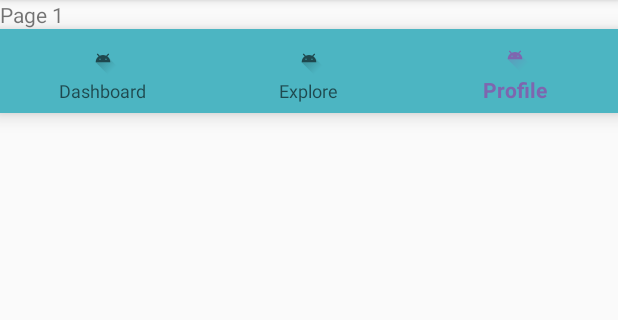
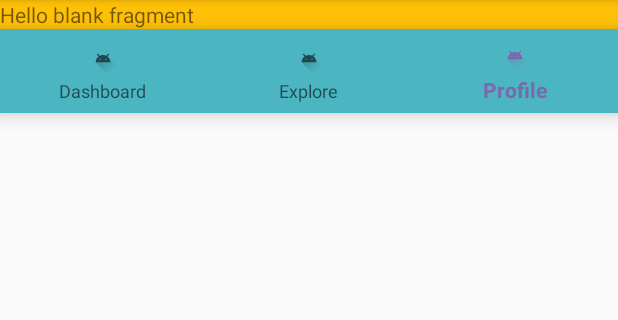
Before and after one commit to moon1ightx/jobify, an Android app: the screen it shows after launch (MainActivity), item 3 of the bottom bar chosen, on a phone screen of 412 x 824 dp, the part 84-404 px from its top. Run offline under Robolectric (Android 15) with nearby library versions, the light colour scheme and no system bars.

Commit message:
bottom nav

```diff
--- a/JobifyMobile/app/build.gradle
+++ b/JobifyMobile/app/build.gradle
@@ -27,10 +27,11 @@ android {
 
 dependencies {
     implementation fileTree(dir: 'libs', include: ['*.jar'])
-    implementation"org.jetbrains.kotlin:kotlin-stdlib-jdk7:$kotlin_version"
+    implementation "org.jetbrains.kotlin:kotlin-stdlib-jdk7:$kotlin_version"
     implementation 'androidx.appcompat:appcompat:1.0.2'
     implementation 'androidx.core:core-ktx:1.0.2'
     implementation 'androidx.constraintlayout:constraintlayout:1.1.3'
+    implementation 'androidx.legacy:legacy-support-v4:1.0.0'
     testImplementation 'junit:junit:4.12'
     androidTestImplementation 'androidx.test.ext:junit:1.1.0'
     androidTestImplementation 'androidx.test.espresso:espresso-core:3.1.1'
@@ -71,4 +72,4 @@ dependencies {
 
     implementation "com.intuit.sdp:sdp-android:$sdpVersion"
 
-    }
+}
--- /dev/null
+++ b/JobifyMobile/app/src/main/java/kz/iitu/jobifymobile/views/Explore.kt
@@ -0,0 +1,26 @@
+package kz.iitu.jobifymobile.views
+
+
+import android.os.Bundle
+import androidx.fragment.app.Fragment
+import android.view.LayoutInflater
+import android.view.View
+import android.view.ViewGroup
+
+import kz.iitu.jobifymobile.R
+
+/**
+ * A simple [Fragment] subclass.
+ */
+class Explore : Fragment() {
+
+    override fun onCreateView(
+        inflater: LayoutInflater, container: ViewGroup?,
+        savedInstanceState: Bundle?
+    ): View? {
+        // Inflate the layout for this fragment
+        return inflater.inflate(R.layout.fragment_explore, container, false)
+    }
+
+
+}
--- a/JobifyMobile/app/src/main/java/kz/iitu/jobifymobile/views/MainActivity.kt
+++ b/JobifyMobile/app/src/main/java/kz/iitu/jobifymobile/views/MainActivity.kt
@@ -1,98 +1,45 @@
 package kz.iitu.jobifymobile.views
-
 import androidx.appcompat.app.AppCompatActivity
 import android.os.Bundle
-import android.util.Log
-import androidx.lifecycle.Observer
-import androidx.lifecycle.ViewModelProviders
+import android.view.MenuItem
 import com.google.android.material.bottomnavigation.BottomNavigationView
 import kotlinx.android.synthetic.main.activity_main.*
 import kz.iitu.jobifymobile.R
-import kz.iitu.jobifymobile.data.models.Vacancy
-import kz.iitu.jobifymobile.data.networking.ApiFactory
-import kz.iitu.jobifymobile.data.repository.VacancyRepository
-import kz.iitu.jobifymobile.viewmodels.MainFactory
-import kz.iitu.jobifymobile.viewmodels.MainViewModel
 
-class MainActivity : AppCompatActivity() {
-    private val mainViewModel by lazy{
-        ViewModelProviders.of(this, MainFactory(
-            VacancyRepository(
-                ApiFactory.getApi()
-            )
-        ))[MainViewModel::class.java]
-    }
+
+class MainActivity : AppCompatActivity(), BottomNavigationView.OnNavigationItemSelectedListener {
 
     override fun onCreate(savedInstanceState: Bundle?) {
         super.onCreate(savedInstanceState)
         setContentView(R.layout.activity_main)
         initUI()
-        initObservers()
-    }
-
-    private fun initObservers(){
-        mainViewModel.vacancyLiveData.observe(this, Observer {
-            Log.d("vacancies", it.toString() )
-        })
-
-        mainViewModel.internshipLiveData.observe(this, Observer {
-            Log.d("internships", it.toString() )
-        })
-
-        mainViewModel.companyLiveData.observe(this, Observer {
-            Log.d("companies", it.toString() )
-        })
-
-        mainViewModel.stackLiveData.observe(this, Observer {
-            Log.d("stacks", it.toString() )
-        })
-
-        mainViewModel.hackathonLiveData.observe(this, Observer {
-            Log.d("hackathons", it.toString() )
-        })
-
-        mainViewModel.storyLiveData.observe(this, Observer {
-            Log.d("stories", it.toString() )
-        })
     }
 
     private fun initUI(){
-        mainViewModel.loadVacancies()
-        mainViewModel.loadCompanies()
-        mainViewModel.loadHackathons()
-        mainViewModel.loadStories()
-        mainViewModel.loadInterships()
-        mainViewModel.loadStacks()
-        bottom_navigation.selectedItemId = R.id.page_1
-
-        if(bottom_navigation.selectedItemId == R.id.page_2) {
-            txt.text = "Page 2"
-        }
-        if(bottom_navigation.selectedItemId == R.id.page_1) {
-            txt.text = "Page 1"
+        bottom_navigation.setOnNavigationItemSelectedListener(this)
+        bottom_navigation.selectedItemId = R.id.explore
     }
 
-        BottomNavigationView.OnNavigationItemSelectedListener { item ->
-            when(item.itemId) {
-                R.id.page_1 -> {
+    val dashboard= Dashboard()
+    val explore = Explore()
+    val profile = Profile()
 
+    override fun onNavigationItemSelected(item: MenuItem): Boolean {
+        return when (item.itemId) {
+            R.id.dashboard -> {
+                supportFragmentManager.beginTransaction().replace(R.id.txt, dashboard).commit()
                 true
             }
-                R.id.page_2 -> {
-
+            R.id.explore -> {
+                supportFragmentManager.beginTransaction().replace(R.id.txt, explore).commit()
                 true
             }
-                R.id.page_3 -> {
-
+            R.id.profile -> {
+                supportFragmentManager.beginTransaction().replace(R.id.txt, profile).commit()
                 true
             }
             else -> false
         }
     }
-    }
-
-    private fun setupVacancies(vacancies: List<Vacancy>){
-        Log.d("vacancies",vacancies.toString() )
-    }
 
 }
--- /dev/null
+++ b/JobifyMobile/app/src/main/java/kz/iitu/jobifymobile/views/Profile.kt
@@ -0,0 +1,26 @@
+package kz.iitu.jobifymobile.views
+
+
+import android.os.Bundle
+import androidx.fragment.app.Fragment
+import android.view.LayoutInflater
+import android.view.View
+import android.view.ViewGroup
+
+import kz.iitu.jobifymobile.R
+
+/**
+ * A simple [Fragment] subclass.
+ */
+class Profile : Fragment() {
+
+    override fun onCreateView(
+        inflater: LayoutInflater, container: ViewGroup?,
+        savedInstanceState: Bundle?
+    ): View? {
+        // Inflate the layout for this fragment
+        return inflater.inflate(R.layout.fragment_profile, container, false)
+    }
+
+
+}
--- a/JobifyMobile/app/src/main/res/layout/activity_main.xml
+++ b/JobifyMobile/app/src/main/res/layout/activity_main.xml
@@ -7,11 +7,11 @@
     android:orientation="vertical"
     tools:context=".views.MainActivity">
 
-   <TextView
+   <FrameLayout
        android:id="@+id/txt"
        android:layout_height="wrap_content"
-       android:layout_width="wrap_content"
-       android:text="Hello"
+       android:layout_width="match_parent"
+
        />
 
    <com.google.android.material.bottomnavigation.BottomNavigationView
--- /dev/null
+++ b/JobifyMobile/app/src/main/res/layout/fragment_profile.xml
@@ -0,0 +1,15 @@
+<?xml version="1.0" encoding="utf-8"?>
+<FrameLayout xmlns:android="http://schemas.android.com/apk/res/android"
+    xmlns:tools="http://schemas.android.com/tools"
+    android:layout_width="match_parent"
+    android:layout_height="match_parent"
+    tools:context=".views.Profile">
+
+    <!-- TODO: Update blank fragment layout -->
+    <TextView
+        android:layout_width="match_parent"
+        android:layout_height="match_parent"
+        android:background="@color/yellow"
+        android:text="@string/hello_blank_fragment" />
+
+</FrameLayout>
--- a/JobifyMobile/app/src/main/res/menu/bottom_navigation_menu.xml
+++ b/JobifyMobile/app/src/main/res/menu/bottom_navigation_menu.xml
@@ -1,16 +1,16 @@
 <menu xmlns:android="http://schemas.android.com/apk/res/android">
     <item
-        android:id="@+id/page_1"
+        android:id="@+id/dashboard"
         android:enabled="true"
         android:icon="@drawable/ic_launcher_foreground"
         android:title="@string/menu_item1"/>
     <item
-        android:id="@+id/page_2"
+        android:id="@+id/explore"
         android:enabled="true"
         android:icon="@drawable/ic_launcher_foreground"
         android:title="@string/menu_item2"/>
     <item
-        android:id="@+id/page_3"
+        android:id="@+id/profile"
         android:enabled="true"
         android:icon="@drawable/ic_launcher_foreground"
         android:title="@string/menu_item3"/>
--- a/JobifyMobile/app/src/main/res/values/colors.xml
+++ b/JobifyMobile/app/src/main/res/values/colors.xml
@@ -3,4 +3,7 @@
     <color name="colorPrimary">#7E66AF</color>
     <color name="colorPrimaryDark">#673AB7</color>
     <color name="colorAccent">#4CB5C2</color>
+    <color name="powderblue">#4DCDDB</color>
+    <color name="yellow">#FFC107</color>
+    <color name="orange">#FF5722</color>
 </resources>
--- a/JobifyMobile/app/src/main/res/values/strings.xml
+++ b/JobifyMobile/app/src/main/res/values/strings.xml
@@ -3,4 +3,7 @@
     <string name="menu_item1">Dashboard</string>
     <string name="menu_item2">Explore</string>
     <string name="menu_item3">Profile</string>
+
+    <!-- TODO: Remove or change this placeholder text -->
+    <string name="hello_blank_fragment">Hello blank fragment</string>
 </resources>
```
Also changed, not shown: JobifyMobile/app/src/main/java/kz/iitu/jobifymobile/views/Dashboard.kt (added, +65 -0 lines), JobifyMobile/app/src/main/res/layout/fragment_dashboard.xml (added, +14 -0 lines), JobifyMobile/app/src/main/res/layout/fragment_explore.xml (added, +15 -0 lines). Lines whose indentation alone changed are shown as unchanged.
